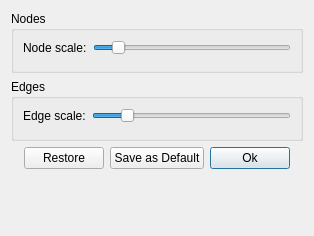
Before: the Qt Designer form src/gui/forms/graphsettings.ui in evoplex/evoplex, drawn with Qt 5.
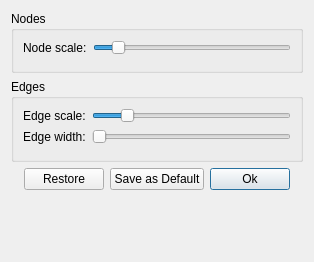
After: the same form once the commit is applied. Custom widgets are drawn as their Qt base class.

Commit message: graphview - allows settings the edge width

```diff
--- a/src/gui/forms/graphsettings.ui
+++ b/src/gui/forms/graphsettings.ui
@@ -7,7 +7,7 @@
     <x>0</x>
     <y>0</y>
     <width>314</width>
-    <height>236</height>
+    <height>262</height>
    </rect>
   </property>
   <property name="windowTitle">
@@ -63,15 +63,8 @@
        <widget class="evoplex::AttrColorSelector" name="edgesColor" native="true"/>
       </item>
       <item row="0" column="0">
-       <layout class="QHBoxLayout" name="horizontalLayout_2">
-        <item>
-         <widget class="QLabel" name="label_2">
-          <property name="text">
-           <string>Edge scale:</string>
-          </property>
-         </widget>
-        </item>
-        <item>
+       <layout class="QGridLayout" name="gridLayout">
+        <item row="0" column="1">
          <widget class="QSlider" name="edgeScale">
           <property name="minimum">
            <number>10</number>
@@ -87,6 +80,36 @@
           </property>
          </widget>
         </item>
+        <item row="0" column="0">
+         <widget class="QLabel" name="label_2">
+          <property name="text">
+           <string>Edge scale:</string>
+          </property>
+         </widget>
+        </item>
+        <item row="1" column="1">
+         <widget class="QSlider" name="edgeWidth">
+          <property name="minimum">
+           <number>1</number>
+          </property>
+          <property name="maximum">
+           <number>20</number>
+          </property>
+          <property name="pageStep">
+           <number>2</number>
+          </property>
+          <property name="orientation">
+           <enum>Qt::Horizontal</enum>
+          </property>
+         </widget>
+        </item>
+        <item row="1" column="0">
+         <widget class="QLabel" name="label_3">
+          <property name="text">
+           <string>Edge width:</string>
+          </property>
+         </widget>
+        </item>
        </layout>
       </item>
      </layout>
```
Left out of the diff: 6 changed lines with no effect on the pictures. The commit also changes 5 other files.
